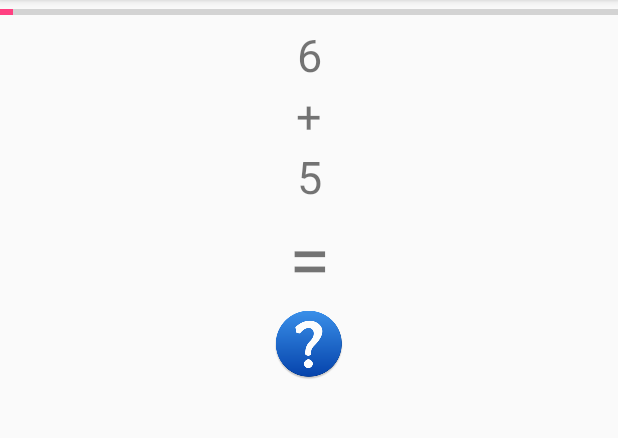
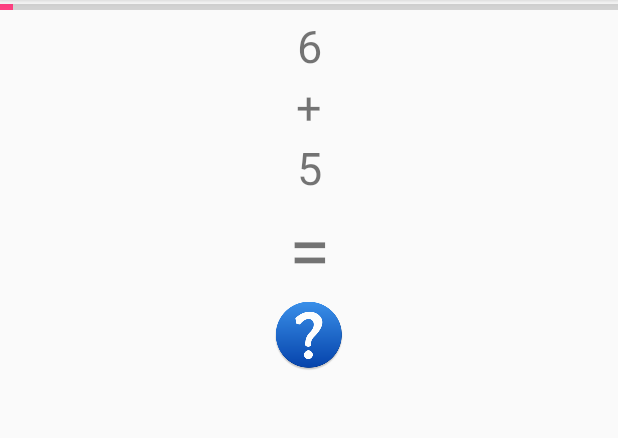
Before and after one commit to knair99/LayoutMathQuiz, an Android app: the fragment QuestionFragment shown on its own in the app's theme, on a phone screen of 412 x 824 dp, the part 84-522 px from its top. Run offline under Robolectric (Android 15) with nearby library versions, the phone set to English and light mode, and no system bars; 2 statements that could not run were skipped.

```diff
--- a/app/src/main/res/layout-land/fragment_question.xml
+++ b/app/src/main/res/layout-land/fragment_question.xml
@@ -9,7 +9,7 @@
     <ProgressBar
         style="?android:attr/progressBarStyleHorizontal"
         android:layout_width="match_parent"
-        android:layout_height="wrap_content"
+        android:layout_height="10dp"
         android:id="@+id/progressBar"
         android:layout_alignParentTop="true"
         android:layout_centerHorizontal="true" />
--- a/app/src/main/res/layout-sw600dp-land/fragment_question.xml
+++ b/app/src/main/res/layout-sw600dp-land/fragment_question.xml
@@ -9,7 +9,7 @@
     <ProgressBar
         style="?android:attr/progressBarStyleHorizontal"
         android:layout_width="match_parent"
-        android:layout_height="wrap_content"
+        android:layout_height="20dp"
         android:id="@+id/progressBar"
         android:layout_alignParentTop="true"
         android:layout_alignEnd="@+id/operand1_textview" />
--- a/app/src/main/res/layout-sw600dp/fragment_question.xml
+++ b/app/src/main/res/layout-sw600dp/fragment_question.xml
@@ -9,7 +9,7 @@
     <ProgressBar
         style="?android:attr/progressBarStyleHorizontal"
         android:layout_width="match_parent"
-        android:layout_height="wrap_content"
+        android:layout_height="20dp"
         android:id="@+id/progressBar"
         android:layout_alignParentTop="true"
         android:layout_centerHorizontal="true" />
--- a/app/src/main/res/layout/fragment_question.xml
+++ b/app/src/main/res/layout/fragment_question.xml
@@ -8,7 +8,7 @@
     <ProgressBar
         style="?android:attr/progressBarStyleHorizontal"
         android:layout_width="match_parent"
-        android:layout_height="wrap_content"
+        android:layout_height="10dp"
         android:id="@+id/progressBar"
         android:layout_alignParentTop="true"
         android:layout_centerHorizontal="true" />
```
